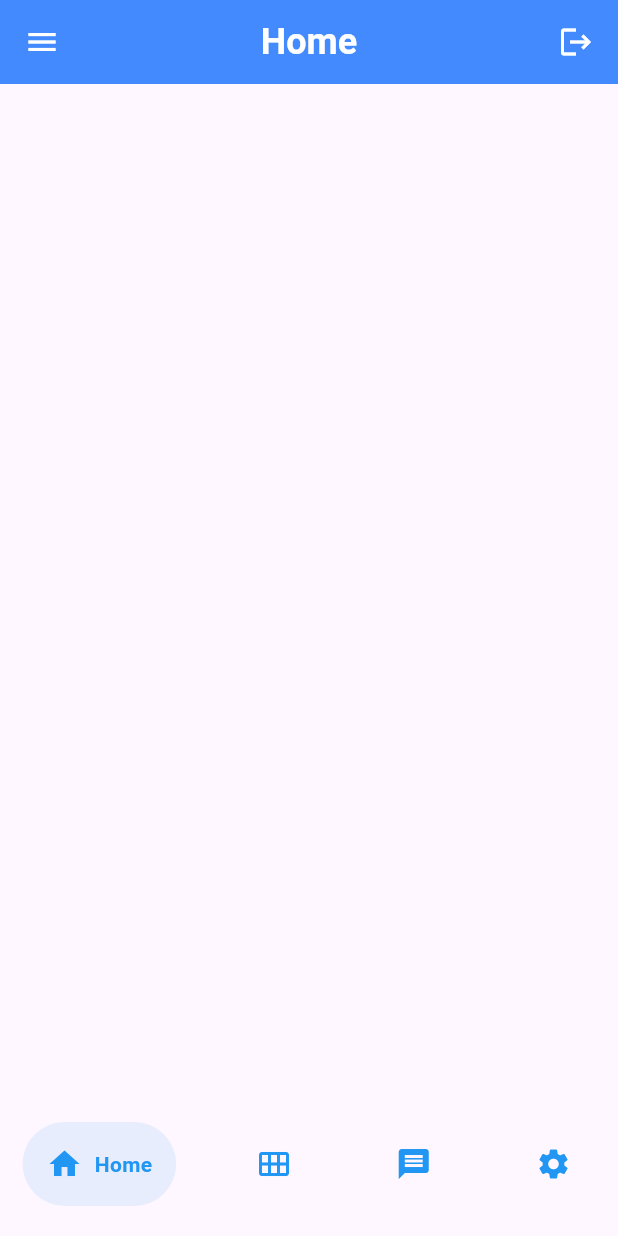
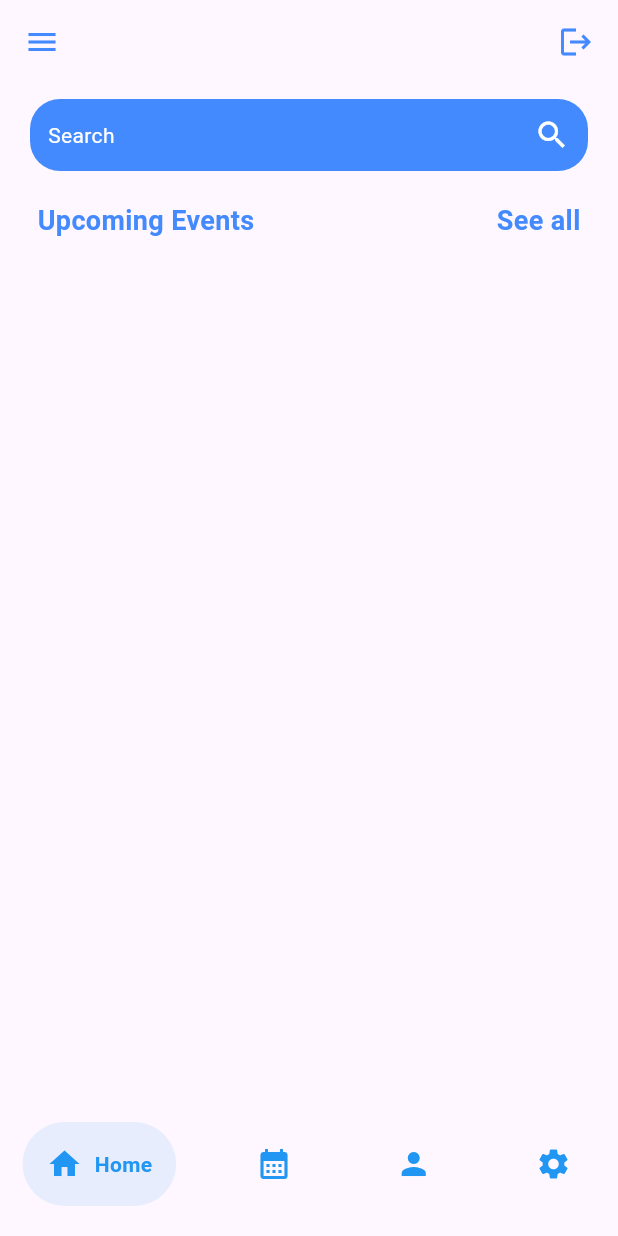
Before and after one commit to dunja131/UniVents, a Flutter app: the screen it shows after launch, on a phone screen of 412 x 824 dp. Run offline on Flutter 3.47's test engine with Material 3 defaults, Android fonts, the phone set to English and light mode, and no system bars; drawn by our look-alikes of google_nav_bar.

Commit message:
Search bar widget and styling completed

```diff
--- a/frontend/lib/homepage.dart
+++ b/frontend/lib/homepage.dart
@@ -1,8 +1,8 @@
 import 'package:flutter/material.dart';
+import 'package:frontend/pages/friends.dart';
 import 'package:google_nav_bar/google_nav_bar.dart';
 import 'pages/landing.dart';
 import 'pages/calander.dart';
-import 'pages/event.dart';
 import 'pages/settings.dart';
 
 class HomePage extends StatefulWidget {
@@ -24,7 +24,7 @@ class _HomePageState extends State<HomePage> {
   final List<Widget> _pages = [
     LandingPage(),
     CalendarPage(),
-    EventPage(),
+    FriendsPage(),
     SettingsPage(),
   ];
 
@@ -40,22 +40,14 @@ class _HomePageState extends State<HomePage> {
   Widget build(BuildContext context) {
     return Scaffold(
       appBar: AppBar(
-        backgroundColor: Colors.blueAccent,
+        backgroundColor: Colors.transparent,
         centerTitle: true,
         elevation: 0,
-        leading: Icon(Icons.menu, color: Colors.white),
+        leading: Icon(Icons.menu, color: Colors.blueAccent),
         actions: [
-          Icon(Icons.logout, color: Colors.white),
+          Icon(Icons.logout, color: Colors.blueAccent),
           SizedBox(width: 16),
         ],
-        title: Text(
-          _pageTitles[_selectedIndex],
-          style: TextStyle(
-            color: Colors.white,
-            fontSize: 24,
-            fontWeight: FontWeight.bold,
-          ),
-        ),
       ),
       body: _pages[_selectedIndex],
       bottomNavigationBar: Container(
@@ -76,11 +68,11 @@ class _HomePageState extends State<HomePage> {
             text: 'Home',
           ),
           GButton(
-            icon: Icons.calendar_view_month,
+            icon: Icons.calendar_month,
             text: 'Calendar',
           ),
           GButton(
-            icon: Icons.message,
+            icon: Icons.person,
             text: 'Friends',
           ),
           GButton(
--- /dev/null
+++ b/frontend/lib/pages/friends.dart
@@ -0,0 +1,10 @@
+import 'package:flutter/material.dart';
+
+class FriendsPage extends StatelessWidget {
+  const FriendsPage({super.key});
+
+ @override
+  Widget build(BuildContext context) {
+    return const Center();
+  }
+}
--- a/frontend/lib/pages/landing.dart
+++ b/frontend/lib/pages/landing.dart
@@ -1,12 +1,65 @@
 import 'package:flutter/material.dart';
 
-class LandingPage extends StatelessWidget {
+class LandingPage extends StatefulWidget {
   const LandingPage({super.key});
 
   @override
+  State<LandingPage> createState() => _LandingPageState();
+}
+
+class _LandingPageState extends State<LandingPage> {
+  @override
   Widget build(BuildContext context) {
-    return const Scaffold(
-      body: Center(),
+    return Column(
+      children: [
+        // search bar
+        Container(
+          padding: EdgeInsets.all(12),
+          margin: const EdgeInsets.symmetric(horizontal: 20, vertical: 10),
+          decoration: BoxDecoration(
+            color: Colors.blueAccent,
+            borderRadius: BorderRadius.circular(20),
+          ),
+          child: Row(
+            mainAxisAlignment: MainAxisAlignment.spaceBetween,
+            children: [
+              Text(
+                'Search',
+                style: TextStyle(color: Colors.white),
+              ),
+              Icon(Icons.search, color: Colors.white),
+            ],
+          ),
+        ),
+
+        // upcoming events
+        Padding(
+          padding: const EdgeInsets.symmetric(horizontal: 25, vertical: 10),
+          child: Row(
+            mainAxisAlignment: MainAxisAlignment.spaceBetween,
+            children: const [
+              Text(
+                'Upcoming Events',
+                style: TextStyle(
+                  fontSize: 18,
+                  fontWeight: FontWeight.bold,
+                  color: Colors.blueAccent
+                ),
+              ),
+              Text(
+                'See all',
+                style: TextStyle(
+                  fontSize: 18,
+                  fontWeight: FontWeight.bold,
+                  color: Colors.blueAccent
+                ),
+              )
+            ],
+
+          ),
+        )
+
+      ],
     );
   }
 }
```
